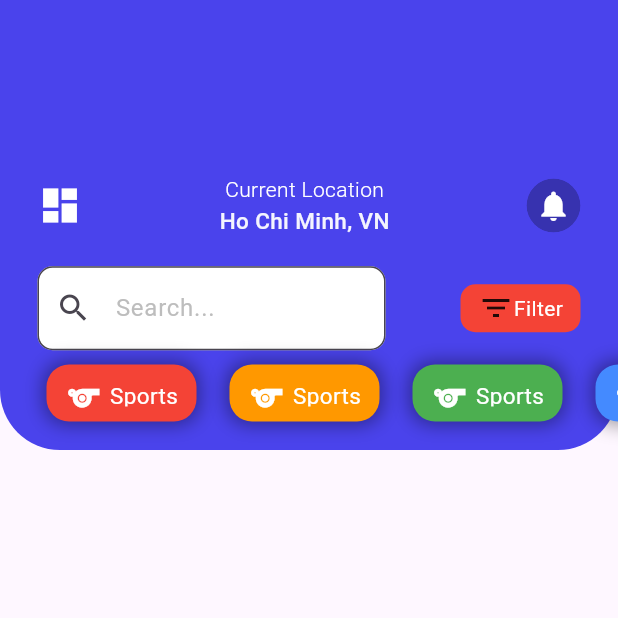
After one commit to TranTrungTinLV/iPlanning, a Flutter app: the Homescreens screen opened directly, on a phone screen of 412 x 824 dp, the top half of it. The commit adds this screen. Run offline on Flutter 3.47's test engine with Material 3 defaults, Android fonts, the phone set to English and light mode, and no system bars; our stand-ins replace cloud_firestore, firebase_auth, firebase_core, simple_gradient_text; accounts and stored records are empty.

Commit message:
update HomeScreen

```diff
--- /dev/null
+++ b/lib/screens/homeScreens.dart
@@ -0,0 +1,209 @@
+import 'dart:ui';
+
+import 'package:flutter/material.dart';
+import 'package:iplanning/widgets/categoriesUI.dart';
+
+class Homescreens extends StatelessWidget {
+  const Homescreens({super.key});
+
+  @override
+  Widget build(BuildContext context) {
+    return Scaffold(
+      body: Stack(
+        children: [
+          Align(
+            alignment: Alignment.topCenter,
+            child: Container(
+              width: double.infinity,
+              height: 300.0,
+              decoration: BoxDecoration(
+                  color: Color(0xff4A43EC), // Đây là màu bạn muốn
+                  borderRadius:
+                      BorderRadius.vertical(bottom: Radius.circular(40))),
+              child: Container(
+                margin: EdgeInsets.symmetric(horizontal: 25),
+                padding: EdgeInsets.only(top: 50),
+                child: Column(
+                  mainAxisAlignment: MainAxisAlignment.center,
+                  children: [
+                    Row(
+                      mainAxisAlignment: MainAxisAlignment.spaceBetween,
+                      crossAxisAlignment: CrossAxisAlignment.center,
+                      children: [
+                        GestureDetector(
+                          onTap: () {
+                            print('Dashboard');
+                          },
+                          child: Icon(
+                            Icons.dashboard,
+                            size: 30,
+                            color: Colors.white,
+                          ),
+                        ),
+                        Container(
+                          width: 150.0,
+                          padding: EdgeInsets.symmetric(horizontal: 10),
+                          child: Column(
+                            children: [
+                              Text(
+                                'Current Location',
+                                style: TextStyle(
+                                    color: Colors.white,
+                                    fontWeight: FontWeight.w300),
+                              ),
+                              Text(
+                                'Ho Chi Minh, VN',
+                                style: TextStyle(
+                                    fontSize: 15,
+                                    fontWeight: FontWeight.w500,
+                                    color: Color(0xffF4F4FE)),
+                              )
+                            ],
+                          ),
+                        ),
+                        GestureDetector(
+                          onTap: () {
+                            print('notification');
+                          },
+                          child: Stack(
+                            alignment: Alignment.center,
+                            children: [
+                              Container(
+                                width: 36,
+                                height: 36,
+                                decoration:
+                                    const BoxDecoration(shape: BoxShape.circle),
+                                child: ClipRRect(
+                                  borderRadius: BorderRadius.circular(100 / 2),
+                                  child: BackdropFilter(
+                                    filter: ImageFilter.blur(
+                                        sigmaX: 30, sigmaY: 30),
+                                    child: Container(
+                                      decoration: const BoxDecoration(
+                                          shape: BoxShape.circle,
+                                          color: Colors.black26),
+                                    ),
+                                  ),
+                                ),
+                              ),
+                              const Icon(
+                                Icons.notifications,
+                                color: Colors.white,
+                                size: 24,
+                              ),
+                            ],
+                          ),
+                        ),
+                      ],
+                    ),
+                    SizedBox(
+                      height: 20,
+                    ),
+                    Row(
+                      children: [
+                        Expanded(
+                          child: TextField(
+                            autocorrect: false,
+                            decoration: InputDecoration(
+                              prefixIcon: Icon(Icons.search),
+                              border: OutlineInputBorder(
+                                  borderRadius:
+                                      BorderRadius.all(Radius.circular(10))),
+                              hintText: 'Search...',
+                              hintStyle: TextStyle(color: Colors.grey.shade400),
+                              filled: true,
+                              fillColor: Colors.white,
+                            ),
+                          ),
+                        ),
+                        SizedBox(
+                          width: 50,
+                        ),
+                        Container(
+                          height: 32,
+                          width: 80,
+                          padding:
+                              EdgeInsets.symmetric(horizontal: 6, vertical: 3),
+                          decoration: BoxDecoration(
+                              color: Colors.red,
+                              borderRadius:
+                                  BorderRadius.all(Radius.circular(10))),
+                          child: Center(
+                            child: Row(
+                              mainAxisAlignment: MainAxisAlignment.center,
+                              crossAxisAlignment: CrossAxisAlignment.center,
+                              children: [
+                                Icon(Icons.filter_list),
+                                Text(
+                                  'Filter',
+                                  style: TextStyle(
+                                    color: Colors.white,
+                                    fontWeight: FontWeight.w400,
+                                  ),
+                                )
+                              ],
+                            ),
+                          ),
+                        ),
+                      ],
+                    ),
+                  ],
+                ),
+              ),
+            ),
+          ),
+          // Đặt Positioned trong Stack, không trong Column
+          Positioned(
+            bottom: 0,
+            top: 200,
+            left: 0,
+            right: 0,
+            child: Container(
+              padding: EdgeInsets.only(bottom: 500),
+              // margin: EdgeInsets.only(left: 14),
+              child: SingleChildScrollView(
+                scrollDirection: Axis.horizontal,
+                child: Row(
+                  children: [
+                    SizedBox(
+                      width: 20.0,
+                    ),
+                    CategoriesUI(
+                      icons: Icons.sports,
+                      titleCate: 'Sports',
+                      colour: Colors.red,
+                      textColour: Colors.white,
+                      iconColour: Colors.white,
+                    ),
+                    CategoriesUI(
+                      icons: Icons.sports,
+                      titleCate: 'Sports',
+                      colour: Colors.orange,
+                      textColour: Colors.white,
+                      iconColour: Colors.white,
+                    ),
+                    CategoriesUI(
+                      icons: Icons.sports,
+                      titleCate: 'Sports',
+                      colour: Colors.green,
+                      textColour: Colors.white,
+                      iconColour: Colors.white,
+                    ),
+                    CategoriesUI(
+                      icons: Icons.sports,
+                      titleCate: 'Sports',
+                      colour: Colors.blueAccent,
+                      textColour: Colors.white,
+                      iconColour: Colors.white,
+                    ),
+
+                  ],
+                ),
+              ),
+            ),
+          ),
+        ],
+      ),
+    );
+  }
+}
--- a/lib/screens/splashScreen.dart
+++ b/lib/screens/splashScreen.dart
@@ -3,7 +3,7 @@ import 'dart:ui';
 import 'package:firebase_auth/firebase_auth.dart';
 import 'package:flutter/material.dart';
 import 'package:flutter/services.dart';
-import 'package:iplanning/screens/HomePage.dart';
+import 'package:iplanning/screens/homeScreens.dart';
 import 'package:iplanning/screens/welcomeScreen.dart';
 import 'package:simple_gradient_text/simple_gradient_text.dart';
 
@@ -28,7 +28,7 @@ class _SplashScreenState extends State<SplashScreen>
       Navigator.of(context).pushReplacement(MaterialPageRoute(
         builder: (context) {
           final user = FirebaseAuth.instance.currentUser;
-          return user != null ? Homepage() : Welcomescreen();
+          return user != null ? Homescreens() : Welcomescreen();
         },
       ));
     });
--- /dev/null
+++ b/lib/widgets/categoriesUI.dart
@@ -0,0 +1,57 @@
+import 'package:flutter/material.dart';
+
+class CategoriesUI extends StatelessWidget {
+  const CategoriesUI(
+      {super.key,
+      this.colour = Colors.white,
+      this.textColour = Colors.black,
+      required this.icons,
+      this.iconColour = Colors.white,
+      required this.titleCate});
+  final Color? colour;
+  final Color? textColour;
+  final String titleCate;
+  final IconData icons;
+  final Color iconColour;
+  @override
+  Widget build(BuildContext context) {
+    return Container(
+      margin: EdgeInsets.symmetric(vertical: 43, horizontal: 11),
+      height: 42,
+      width: 100,
+      padding: EdgeInsets.symmetric(
+        horizontal: 10,
+        vertical: 10.0,
+      ),
+      decoration: BoxDecoration(boxShadow: [
+        BoxShadow(
+          color: Colors.black.withOpacity(0.4),
+          blurRadius: 10.0,
+          spreadRadius: 2.0,
+        )
+      ], color: colour, borderRadius: BorderRadius.all(Radius.circular(15))),
+      child: Row(
+        mainAxisAlignment: MainAxisAlignment.center,
+        crossAxisAlignment: CrossAxisAlignment.center,
+        children: [
+          Row(
+            children: [
+              Icon(
+                icons,
+                color: iconColour,
+                size: 25,
+              ),
+              SizedBox(
+                width: 5,
+              ),
+              Text(
+                titleCate,
+                style: TextStyle(color: textColour, fontSize: 15),
+              )
+            ],
+          ),
+        ],
+      ),
+    );
+  }
+}
--- a/pubspec.yaml
+++ b/pubspec.yaml
@@ -39,6 +39,8 @@ dependencies:
   firebase_core: ^3.4.1
   firebase_auth: ^5.2.1
   cloud_firestore: ^5.4.1
+  firebase_storage: ^12.3.1
+  connectivity_plus: ^6.0.5
 
 dev_dependencies:
   flutter_test:
```
Also changed, not shown: lib/screens/HomePage.dart (deleted, +0 -29 lines), lib/screens/LoginScreen.dart (+82 -18 lines), lib/screens/forgotpassword.dart (+64 -3 lines), lib/utils/authExceptionHandler.dart (added, +136 -0 lines), lib/widgets/signup.dart (added, +63 -0 lines), pubspec.lock, 3 other files.
